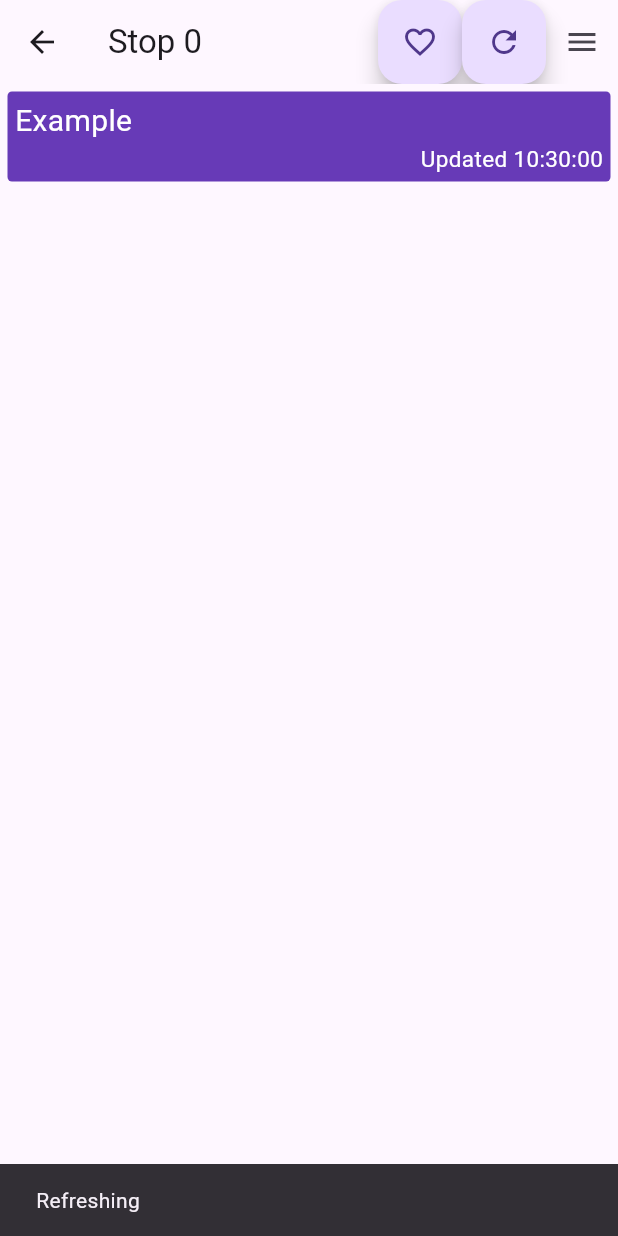
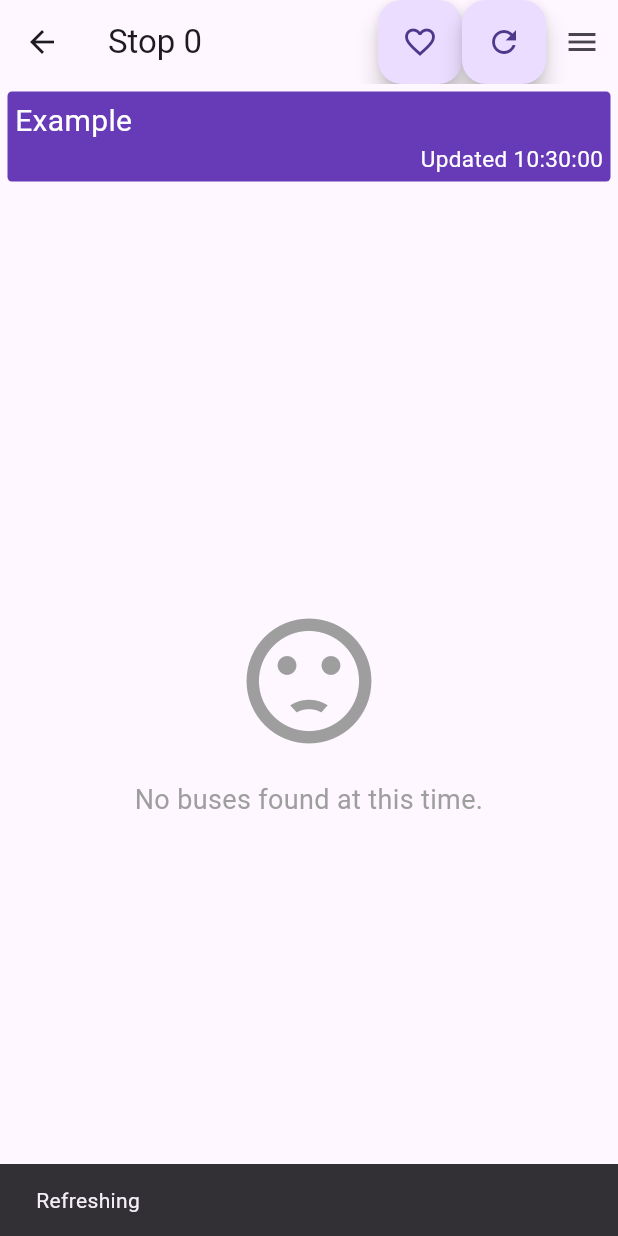
Before and after one commit to popcorn9499/TransitApp, a Flutter app: the BusStopTimes screen opened directly with empty values, after a tap on the "refresh" icon, on a phone screen of 412 x 824 dp. Run offline on Flutter 3.47's test engine with Material 3 defaults, Android fonts, the phone set to English and light mode, and no system bars; our stand-ins replace geolocator, shared_preferences, sprintf; accounts and stored records are empty; network calls fail.

Commit message:
added a sad face is no busses can be found

```diff
--- a/lib/widgets/menus/bus_stop_times.dart
+++ b/lib/widgets/menus/bus_stop_times.dart
@@ -123,7 +123,26 @@ class BusStopTimesListState extends State<BusStopTimes> {
           child: Column(children: <Widget>[
             LayoutStopTimesHeader(routeName: routeName, time: lookupTime),
             Expanded(
-              child: ListView.builder(
+              child: newList.isEmpty
+                  ? Center(
+                child: Column(
+                  mainAxisAlignment: MainAxisAlignment.center,
+                  children: [
+                    Icon(
+                      Icons.sentiment_dissatisfied,
+                      size: 100,
+                      color: Colors.grey,
+                    ),
+                    const SizedBox(height: 16),
+                    Text(
+                      "No buses found at this time.",
+                      style: TextStyle(fontSize: 18, color: Colors.grey),
+                      textAlign: TextAlign.center,
+                    ),
+                  ],
+                ),
+              )
+                  : ListView.builder(
                 itemCount: newList.length,
                 itemBuilder: (context, index) => _buildRow(index),
               ),
```
